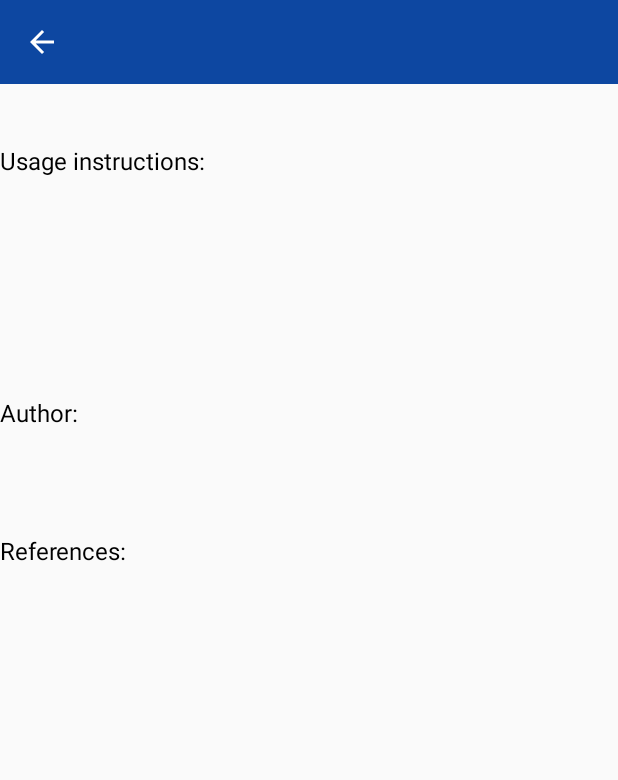
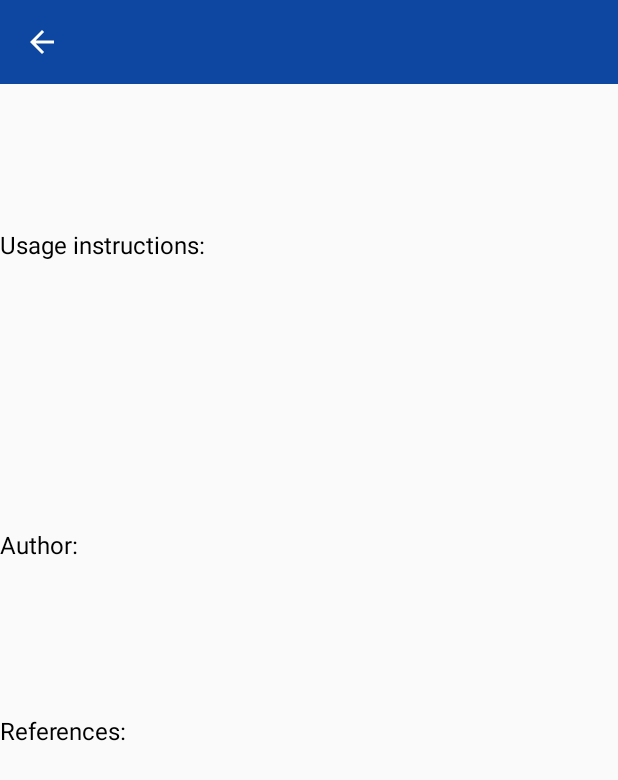
Before and after one commit to ACimensel/Practical-Parent, an Android app: the layout activity_about.xml on its own in the app's theme, with its tools: preview values and no code run, on a phone screen of 412 x 824 dp. Shown: the top 780 px of the screen. Run offline under Robolectric (Android 15) with nearby library versions, the phone set to English and light mode, and no system bars.

Commit message:
Added scroll layout Content was large to fit on the screen and to make it compatible with different screen sizes

```diff
--- a/app/src/main/java/ca/cmpt276/flame/AboutActivity.java
+++ b/app/src/main/java/ca/cmpt276/flame/AboutActivity.java
@@ -20,6 +20,12 @@ public class AboutActivity extends AppCompatActivity {
         setupToolbar();
         fillUsageInstruction();
         fillReferences();
+        fillAuthorDetails();
+    }
+
+    private void fillAuthorDetails() {
+        TextView authorDetails = findViewById(R.id.aboutActivity_authorBody);
+        authorDetails.setText(R.string.aboutActivity_author_details);
     }
 
     private void fillReferences() {
--- a/app/src/main/res/layout/activity_about.xml
+++ b/app/src/main/res/layout/activity_about.xml
@@ -7,7 +7,19 @@
     tools:context=".AboutActivity">
 
     <include
-        layout="@layout/toolbar" />
+        layout="@layout/toolbar"/>
+
+    <ScrollView
+        android:layout_width="match_parent"
+        android:layout_height="match_parent"
+        android:layout_marginTop="56dp"
+        app:layout_constraintStart_toStartOf="parent"
+        app:layout_constraintTop_toTopOf="parent">
+
+        <LinearLayout
+            android:layout_width="match_parent"
+            android:layout_height="wrap_content"
+            android:orientation="vertical">
 
             <TextView
                 android:id="@+id/aboutActivity_usage_instruction_title"
@@ -27,14 +39,29 @@
                 android:layout_marginTop="16dp"
                 android:text=""
                 app:layout_constraintStart_toStartOf="parent"
-        app:layout_constraintTop_toBottomOf="@+id/aboutActivity_usage_instruction_title"
-       />
+                app:layout_constraintTop_toBottomOf="@+id/aboutActivity_usage_instruction_title" />
+
+            <TextView
+                android:id="@+id/aboutActivity_timeout_instructions_text"
+                android:layout_width="wrap_content"
+                android:layout_height="wrap_content"
+                android:layout_marginTop="16dp"
+                app:layout_constraintStart_toStartOf="parent"
+                app:layout_constraintTop_toBottomOf="@+id/aboutActivity_coin_flip_instructions_text" />
+
+            <TextView
+                android:id="@+id/aboutActivity_configure_child_instructions_text"
+                android:layout_width="wrap_content"
+                android:layout_height="wrap_content"
+                android:layout_marginTop="16dp"
+                app:layout_constraintStart_toStartOf="parent"
+                app:layout_constraintTop_toBottomOf="@+id/aboutActivity_timeout_instructions_text" />
 
             <TextView
                 android:id="@+id/aboutActivity_author_title_text"
                 android:layout_width="wrap_content"
                 android:layout_height="wrap_content"
-        android:layout_marginTop="32dp"
+                android:layout_marginTop="64dp"
                 android:text="@string/aboutActivity_authorTitle"
                 android:textColor="@android:color/black"
                 app:layout_constraintStart_toStartOf="parent"
@@ -53,7 +80,7 @@
                 android:id="@+id/aboutActivity_references_title"
                 android:layout_width="wrap_content"
                 android:layout_height="wrap_content"
-        android:layout_marginTop="32dp"
+                android:layout_marginTop="64dp"
                 android:text="@string/aboutActivity_referencesTitle"
                 android:textColor="@android:color/black"
                 app:layout_constraintStart_toStartOf="parent"
@@ -68,20 +95,7 @@
                 app:layout_constraintStart_toStartOf="parent"
                 app:layout_constraintTop_toBottomOf="@+id/aboutActivity_references_title" />
 
-    <TextView
-        android:id="@+id/aboutActivity_timeout_instructions_text"
-        android:layout_width="wrap_content"
-        android:layout_height="wrap_content"
-        android:layout_marginTop="16dp"
-        app:layout_constraintStart_toStartOf="parent"
-        app:layout_constraintTop_toBottomOf="@+id/aboutActivity_coin_flip_instructions_text" />
-
-    <TextView
-        android:id="@+id/aboutActivity_configure_child_instructions_text"
-        android:layout_width="wrap_content"
-        android:layout_height="wrap_content"
-        android:layout_marginTop="16dp"
-        app:layout_constraintStart_toStartOf="parent"
-        app:layout_constraintTop_toBottomOf="@+id/aboutActivity_timeout_instructions_text" />
+        </LinearLayout>
+    </ScrollView>
 
 </androidx.constraintlayout.widget.ConstraintLayout>
```
Lines whose indentation alone changed are shown as unchanged.
